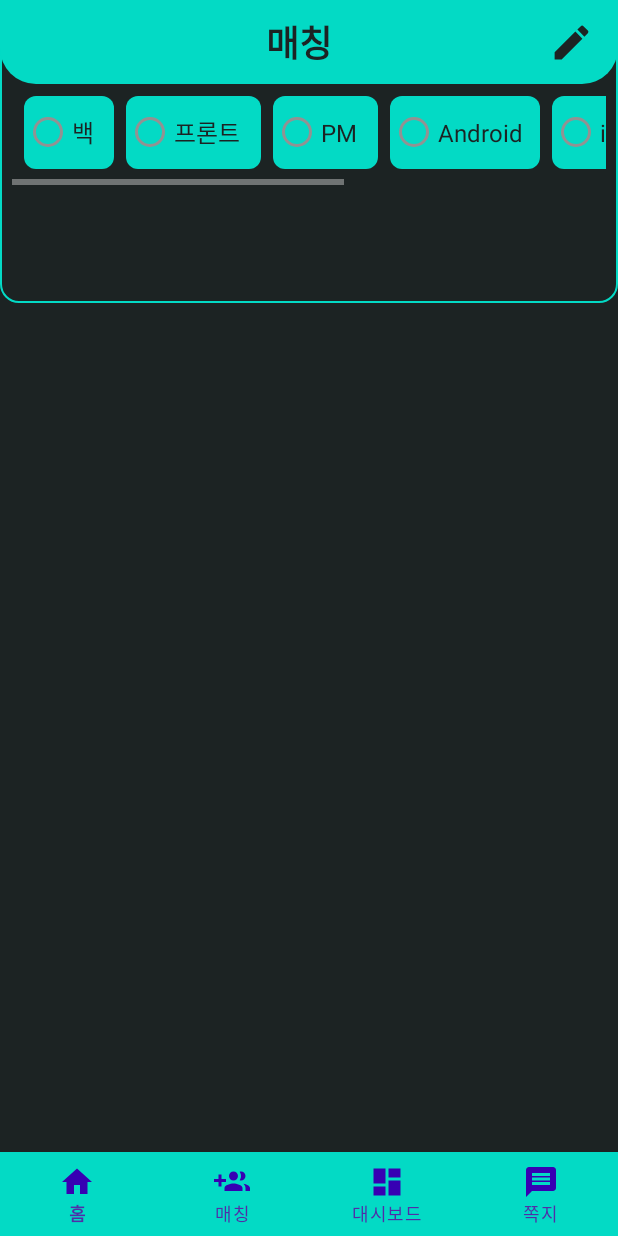
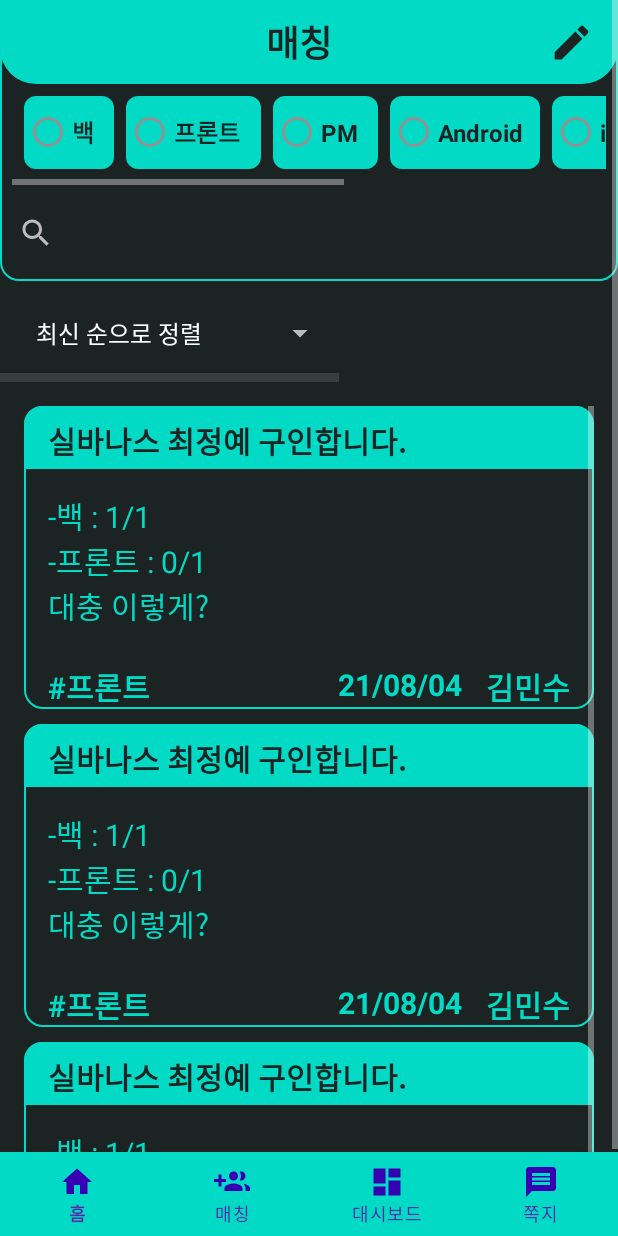
Before and after one commit to leeyoong/All-Fun-Sideproject, an Android app: the fragment MatchFragment placed in its activity, on a phone screen of 412 x 824 dp. Run offline under Robolectric (Android 15) with nearby library versions, the phone set to English and light mode, and no system bars.

Commit message:
match complete
match page configure

```diff
--- a/Orphan/app/src/main/java/com/example/orphan/MatchFragment.java
+++ b/Orphan/app/src/main/java/com/example/orphan/MatchFragment.java
@@ -8,9 +8,19 @@ import androidx.fragment.app.Fragment;
 import android.view.LayoutInflater;
 import android.view.View;
 import android.view.ViewGroup;
+import android.widget.AdapterView;
+import android.widget.ArrayAdapter;
+import android.widget.Button;
+import android.widget.ListView;
+import android.widget.Spinner;
 
 
 public class MatchFragment extends Fragment {
+
+    private Spinner spinner;
+
+    private MatchListAdapter adapter;
+    private ListView listView;
 
     // TODO: Rename parameter arguments, choose names that match
     // the fragment initialization parameters, e.g. ARG_ITEM_NUMBER
@@ -46,6 +56,9 @@ public class MatchFragment extends Fragment {
     @Override
     public void onCreate(Bundle savedInstanceState) {
         super.onCreate(savedInstanceState);
+
+        /*Spinner spinner = (Spinner) getView().findViewById(R.id.spinner4);*/
+
         if (getArguments() != null) {
             mParam1 = getArguments().getString(ARG_PARAM1);
             mParam2 = getArguments().getString(ARG_PARAM2);
@@ -56,6 +69,31 @@ public class MatchFragment extends Fragment {
     public View onCreateView(LayoutInflater inflater, ViewGroup container,
                              Bundle savedInstanceState) {
         // Inflate the layout for this fragment
-        return inflater.inflate(R.layout.fragment_match, container, false);
+        View view = inflater.inflate(R.layout.fragment_match, container, false);
+
+        Spinner spinner = (Spinner) view.findViewById(R.id.spinner4);
+        spinner.setOnItemSelectedListener(new AdapterView.OnItemSelectedListener() {
+            @Override
+            public void onItemSelected(AdapterView<?> parent, View view, int position, long id) {
+
+            }
+
+            @Override
+            public void onNothingSelected(AdapterView<?> parent) {
+
+            }
+        });
+
+        adapter = new MatchListAdapter();
+
+        listView = (ListView) view.findViewById(R.id.listview);
+        listView.setAdapter(adapter);
+
+        adapter.addItem("실바나스 최정예 구인합니다.", "#프론트", "김민수", "21/08/04");
+        adapter.addItem("실바나스 최정예 구인합니다.", "#프론트", "김민수", "21/08/04");
+        adapter.addItem("실바나스 최정예 구인합니다.", "#프론트", "김민수", "21/08/04");
+        adapter.notifyDataSetChanged();
+
+        return view;
     }
 }
--- /dev/null
+++ b/Orphan/app/src/main/java/com/example/orphan/MatchListAdapter.java
@@ -0,0 +1,77 @@
+package com.example.orphan;
+
+import android.content.Context;
+import android.view.LayoutInflater;
+import android.view.View;
+import android.view.ViewGroup;
+import android.widget.BaseAdapter;
+import android.widget.Button;
+import android.widget.TextView;
+
+import java.util.ArrayList;
+
+public class MatchListAdapter extends BaseAdapter {
+
+    private TextView writer;
+    private TextView matchtitle;
+    private TextView writedate;
+    private TextView matchtag;
+
+    private ArrayList<MatchListItem> matchListItemsList = new ArrayList<MatchListItem>();
+
+    public  MatchListAdapter(){
+
+    }
+
+    @Override
+    public int getCount() {
+        return matchListItemsList.size();
+    }
+
+    @Override
+    public Object getItem(int position) {
+        return matchListItemsList.get(position);
+    }
+
+    @Override
+    public long getItemId(int position) {
+        return position;
+    }
+
+    @Override
+    public View getView(int position, View convertView, ViewGroup parent) {
+        final int pos = position;
+        final Context context = parent.getContext();
+
+        if (convertView == null){
+            LayoutInflater inflater = (LayoutInflater) context.getSystemService(Context.LAYOUT_INFLATER_SERVICE);
+            convertView = inflater.inflate(R.layout.matchlist, parent, false);
+        }
+        TextView matchtitleTextView = (TextView) convertView.findViewById(R.id.matchtitle);
+        TextView matchtagTextView = (TextView) convertView.findViewById(R.id.matchtag);
+        TextView wrterTextView = (TextView) convertView.findViewById(R.id.writer);
+        TextView writedateTextView = (TextView) convertView.findViewById(R.id.writedate);
+
+        MatchListItem matchListItem = matchListItemsList.get(position);
+
+        matchtitleTextView.setText(matchListItem.getMatchtitleStr());
+        matchtagTextView.setText(matchListItem.getMatchtagStr());
+        wrterTextView.setText(matchListItem.getWriterStr());
+        writedateTextView.setText(matchListItem.getWritedateStr());
+
+        return convertView;
+
+    }
+
+    public void addItem(String matchtitleStr, String matchtagStr, String writerStr, String writedateStr){
+        MatchListItem item = new MatchListItem();
+
+        item.setMatchtitleStr(matchtitleStr);
+        item.setMatchtagStr(matchtagStr);
+        item.setWriterStr(writerStr);
+        item.setWritedateStr(writedateStr);
+
+        matchListItemsList.add(item);
+
+    }
+}
--- /dev/null
+++ b/Orphan/app/src/main/java/com/example/orphan/MatchListItem.java
@@ -0,0 +1,44 @@
+package com.example.orphan;
+
+public class MatchListItem {
+
+    private String matchtitleStr;
+    private String matchtagStr;
+    private String writerStr;
+    private String writedateStr;
+
+    public String getMatchtitleStr() {
+        return matchtitleStr;
+    }
+
+    public void setMatchtitleStr(String matchtitleStr) {
+        this.matchtitleStr = matchtitleStr;
+    }
+
+    public String getMatchtagStr() {
+        return matchtagStr;
+    }
+
+    public void setMatchtagStr(String matchtagStr) {
+        this.matchtagStr = matchtagStr;
+    }
+
+    public String getWriterStr() {
+        return writerStr;
+    }
+
+    public void setWriterStr(String writerStr) {
+        this.writerStr = writerStr;
+    }
+
+    public String getWritedateStr() {
+        return writedateStr;
+    }
+
+    public void setWritedateStr(String writedateStr) {
+        this.writedateStr = writedateStr;
+    }
+
+
+
+}
--- /dev/null
+++ b/Orphan/app/src/main/res/drawable/custom_layout4.xml
@@ -0,0 +1,12 @@
+<?xml version="1.0" encoding="utf-8"?>
+<shape xmlns:android="http://schemas.android.com/apk/res/android"
+    android:padding="10dp"
+    android:shape="rectangle" >
+    <solid android:color="@color/teal_200" />
+    <corners
+        android:topLeftRadius="12dp"
+        android:topRightRadius="12dp" />
+    <!--  <stroke
+          android:width="1dp"
+          android:color="#b6907f" /> -->
+</shape>
--- /dev/null
+++ b/Orphan/app/src/main/res/drawable/radio_back.xml
@@ -0,0 +1,7 @@
+<?xml version="1.0" encoding="utf-8"?>
+<selector xmlns:android="http://schemas.android.com/apk/res/android">
+    <item android:state_checked="true"
+        android:drawable="@drawable/custom_layout2"></item>
+    <item android:state_checked="false"
+        android:drawable="@drawable/custom_layout3"></item>
+</selector>
--- /dev/null
+++ b/Orphan/app/src/main/res/drawable/raido_text.xml
@@ -0,0 +1,7 @@
+<?xml version="1.0" encoding="utf-8"?>
+<selector xmlns:android="http://schemas.android.com/apk/res/android">
+    <item android:state_checked="true"
+          android:color="@color/teal_200"></item>
+    <item android:state_checked="false"
+          android:color="#1C2323"></item>
+</selector>
--- a/Orphan/app/src/main/res/layout/fragment_match.xml
+++ b/Orphan/app/src/main/res/layout/fragment_match.xml
@@ -8,9 +8,17 @@
     android:background="#1C2323"
     tools:context=".MatchFragment">
 
+    <ScrollView
+        android:layout_width="match_parent"
+        android:layout_height="match_parent">
         <LinearLayout
             android:layout_width="match_parent"
-        android:layout_height="202dp"
+            android:layout_height="match_parent"
+            android:orientation="vertical">
+
+            <LinearLayout
+                android:layout_width="match_parent"
+                android:layout_height="wrap_content"
                 android:background="@drawable/custom_layout2"
                 android:orientation="vertical">
 
@@ -83,10 +91,11 @@
                                 android:layout_height="match_parent"
                                 android:layout_marginStart="8dp"
                                 android:layout_marginEnd="4dp"
-                        android:background="@drawable/custom_layout3"
+                                android:background="@drawable/radio_back"
                                 android:text="백"
-                        android:textColor="#1C2323"
-                        android:textSize="16dp" />
+                                android:textColor="@drawable/raido_text"
+                                android:textSize="16dp"
+                                android:textStyle="bold" />
 
                             <RadioButton
                                 android:id="@+id/radioButton2"
@@ -94,10 +103,11 @@
                                 android:layout_height="match_parent"
                                 android:layout_marginStart="4dp"
                                 android:layout_marginEnd="4dp"
-                        android:background="@drawable/custom_layout3"
+                                android:background="@drawable/radio_back"
                                 android:text="프론트"
-                        android:textColor="#1C2323"
-                        android:textSize="16dp" />
+                                android:textColor="@drawable/raido_text"
+                                android:textSize="16dp"
+                                android:textStyle="bold" />
 
                             <RadioButton
                                 android:id="@+id/radioButton3"
@@ -105,10 +115,11 @@
                                 android:layout_height="match_parent"
                                 android:layout_marginStart="4dp"
                                 android:layout_marginEnd="4dp"
-                        android:background="@drawable/custom_layout3"
+                                android:background="@drawable/radio_back"
                                 android:text="PM"
-                        android:textColor="#1C2323"
-                        android:textSize="16dp" />
+                                android:textColor="@drawable/raido_text"
+                                android:textSize="16dp"
+                                android:textStyle="bold" />
 
                             <RadioButton
                                 android:id="@+id/radioButton4"
@@ -116,10 +127,11 @@
                                 android:layout_height="match_parent"
                                 android:layout_marginStart="4dp"
                                 android:layout_marginEnd="4dp"
-                        android:background="@drawable/custom_layout3"
+                                android:background="@drawable/radio_back"
                                 android:text="Android"
-                        android:textColor="#1C2323"
-                        android:textSize="16dp" />
+                                android:textColor="@drawable/raido_text"
+                                android:textSize="16dp"
+                                android:textStyle="bold" />
 
                             <RadioButton
                                 android:id="@+id/radioButton5"
@@ -127,10 +139,11 @@
                                 android:layout_height="match_parent"
                                 android:layout_marginStart="4dp"
                                 android:layout_marginEnd="4dp"
-                        android:background="@drawable/custom_layout3"
+                                android:background="@drawable/radio_back"
                                 android:text="iOS"
-                        android:textColor="#1C2323"
-                        android:textSize="16dp" />
+                                android:textColor="@drawable/raido_text"
+                                android:textSize="16dp"
+                                android:textStyle="bold" />
 
                             <RadioButton
                                 android:id="@+id/radioButton8"
@@ -138,10 +151,11 @@
                                 android:layout_height="match_parent"
                                 android:layout_marginStart="4dp"
                                 android:layout_marginEnd="4dp"
-                        android:background="@drawable/custom_layout3"
+                                android:background="@drawable/radio_back"
                                 android:text="블록체인"
-                        android:textColor="#1C2323"
-                        android:textSize="16dp" />
+                                android:textColor="@drawable/raido_text"
+                                android:textSize="16dp"
+                                android:textStyle="bold" />
 
                             <RadioButton
                                 android:id="@+id/radioButton6"
@@ -149,10 +163,11 @@
                                 android:layout_height="match_parent"
                                 android:layout_marginStart="4dp"
                                 android:layout_marginEnd="4dp"
-                        android:background="@drawable/custom_layout3"
+                                android:background="@drawable/radio_back"
                                 android:text="AI"
-                        android:textColor="#1C2323"
-                        android:textSize="16dp" />
+                                android:textColor="@drawable/raido_text"
+                                android:textSize="16dp"
+                                android:textStyle="bold" />
 
                             <RadioButton
                                 android:id="@+id/radioButton7"
@@ -160,15 +175,54 @@
                                 android:layout_height="match_parent"
                                 android:layout_marginStart="4dp"
                                 android:layout_marginEnd="4dp"
-                        android:background="@drawable/custom_layout3"
+                                android:background="@drawable/radio_back"
                                 android:text="빅데이터"
-                        android:textColor="#1C2323"
-                        android:textSize="16dp" />
+                                android:textColor="@drawable/raido_text"
+                                android:textSize="16dp"
+                                android:textStyle="bold" />
 
                         </RadioGroup>
                     </LinearLayout>
 
                 </HorizontalScrollView>
+
+                <LinearLayout
+                    android:layout_width="match_parent"
+                    android:layout_height="wrap_content"
+                    android:layout_marginBottom="8dp"
+                    android:orientation="horizontal">
+
+                    <SearchView
+                        android:layout_width="390dp"
+                        android:layout_height="match_parent" />
+
+                </LinearLayout>
             </LinearLayout>
 
+            <Spinner
+                android:id="@+id/spinner4"
+                android:layout_width="wrap_content"
+                android:layout_height="53dp"
+                android:layout_marginStart="16dp"
+                android:layout_marginTop="8dp"
+                android:entries="@array/sort" />
+
+            <View
+                android:id="@+id/divider10"
+                android:layout_width="226dp"
+                android:layout_height="6dp"
+                android:layout_gravity="left"
+                android:background="?android:attr/listDivider" />
+
+            <ListView
+                android:layout_width="match_parent"
+                android:layout_margin="16dp"
+                android:dividerHeight="10dp"
+                android:divider="#1C2323"
+                android:layout_height="600dp"
+                android:id="@+id/listview">
+
+            </ListView>
         </LinearLayout>
+    </ScrollView>
+</LinearLayout>
--- /dev/null
+++ b/Orphan/app/src/main/res/layout/matchlist.xml
@@ -0,0 +1,102 @@
+<?xml version="1.0" encoding="utf-8"?>
+<LinearLayout xmlns:android="http://schemas.android.com/apk/res/android"
+    android:layout_width="match_parent"
+    android:layout_height="wrap_content"
+    android:background="@drawable/custom_layout2"
+    android:orientation="vertical">
+
+    <LinearLayout
+        android:layout_width="match_parent"
+        android:layout_height="42dp"
+        android:background="@drawable/custom_layout4"
+        android:orientation="horizontal">
+
+        <TextView
+            android:id="@+id/matchtitle"
+            android:layout_width="wrap_content"
+            android:layout_height="match_parent"
+            android:layout_marginStart="16dp"
+            android:layout_marginTop="8dp"
+            android:text="글의 제목이 들어갈 자리입니다."
+            android:textColor="#1C2323"
+            android:textSize="20dp"
+            android:textStyle="bold" />
+
+    </LinearLayout>
+
+    <LinearLayout
+        android:layout_width="match_parent"
+        android:layout_height="106dp"
+        android:layout_marginStart="16dp"
+        android:layout_marginTop="16dp"
+        android:orientation="vertical">
+
+        <TextView
+            android:layout_width="match_parent"
+            android:layout_height="wrap_content"
+            android:textColor="@color/teal_200"
+            android:textSize="20dp"
+            android:text="-백 : 1/1" />
+
+        <TextView
+            android:layout_width="match_parent"
+            android:layout_height="wrap_content"
+            android:textColor="@color/teal_200"
+            android:textSize="20dp"
+            android:text="-프론트 : 0/1" />
+
+        <TextView
+            android:layout_width="match_parent"
+            android:layout_height="wrap_content"
+            android:textColor="@color/teal_200"
+            android:textSize="20dp"
+            android:text="대충 이렇게?" />
+
+
+    </LinearLayout>
+
+    <LinearLayout
+        android:layout_width="match_parent"
+        android:layout_height="wrap_content"
+        android:gravity="right"
+        android:orientation="horizontal">
+
+        <TextView
+            android:id="@+id/matchtag"
+            android:layout_width="wrap_content"
+            android:layout_height="wrap_content"
+            android:layout_marginStart="16dp"
+            android:layout_marginTop="8dp"
+            android:layout_weight="1"
+            android:text="#태그예시"
+            android:textColor="@color/teal_200"
+            android:textSize="20dp"
+            android:textStyle="bold" />
+
+        <TextView
+            android:id="@+id/writedate"
+            android:layout_width="wrap_content"
+            android:layout_height="match_parent"
+            android:layout_marginStart="20dp"
+            android:layout_marginTop="8dp"
+            android:text="YY/DD/MM"
+            android:textColor="@color/teal_200"
+            android:textSize="20dp"
+            android:textStyle="bold" />
+
+        <TextView
+            android:id="@+id/writer"
+            android:layout_width="wrap_content"
+            android:layout_height="match_parent"
+            android:layout_marginStart="16dp"
+            android:layout_marginTop="8dp"
+            android:layout_marginEnd="16dp"
+            android:text="작성자"
+            android:textColor="@color/teal_200"
+            android:textSize="20dp"
+            android:textStyle="bold" />
+
+
+    </LinearLayout>
+
+</LinearLayout>
--- a/Orphan/app/src/main/res/values/arrays.xml
+++ b/Orphan/app/src/main/res/values/arrays.xml
@@ -9,4 +9,9 @@
         <item>reply</item>
         <item>reply_all</item>
     </string-array>
+
+    <string-array name="sort">
+        <item>최신 순으로 정렬</item>
+        <item>마감 임박 순으로 정렬</item>
+    </string-array>
 </resources>
```
Lines whose indentation alone changed are shown as unchanged.
